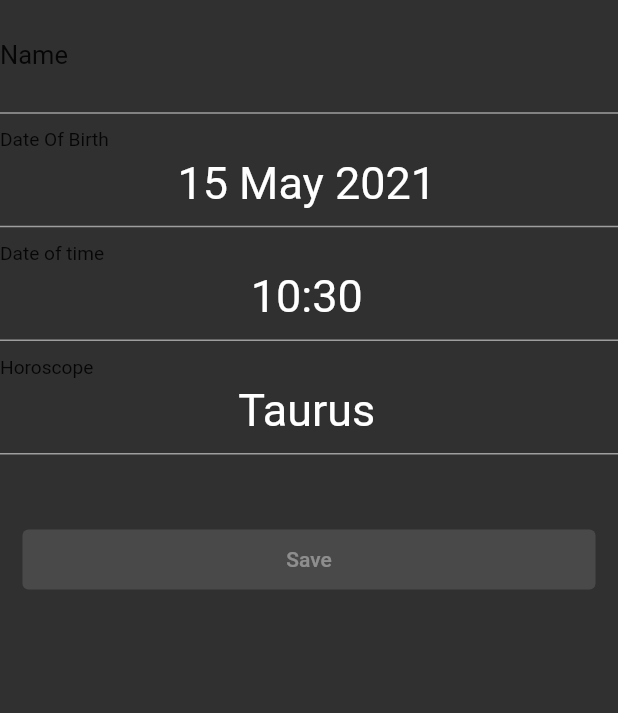
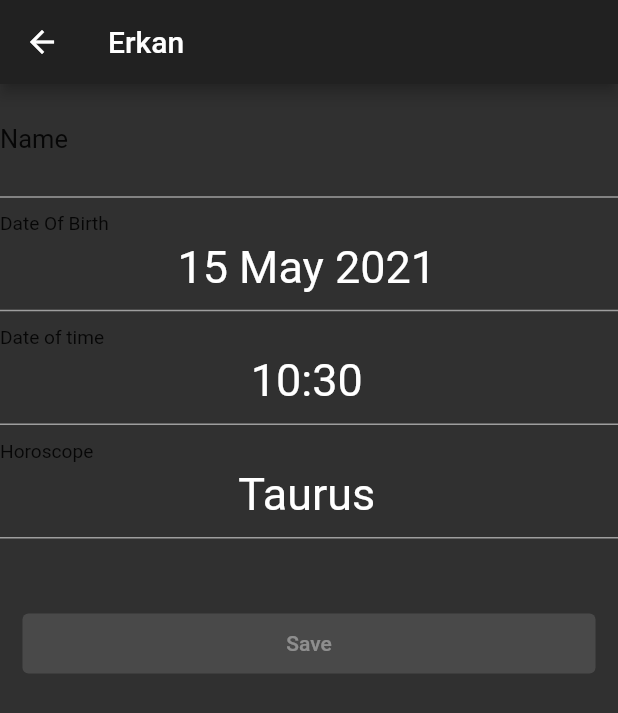
Before and after one commit to Mihrimah/jupi, a Flutter app: the ProfilePage screen opened directly, on a phone screen of 412 x 824 dp. Shown: the top 713 px of the screen. Run offline on Flutter 3.47's test engine with Material 2 defaults, Android fonts, the phone set to English and light mode, and no system bars; our stand-ins replace carousel_slider, flutter_datetime_picker, shared_preferences; missing offline and left inert: touchable; accounts and stored records are empty; Roboto replaces fonts that are missing (AvenirLight).

Commit message:
new pages

```diff
--- a/lib/pages/profile_page.dart
+++ b/lib/pages/profile_page.dart
@@ -61,7 +61,11 @@ class _ProfilePageState extends State<ProfilePage> {
 
   @override
   Widget build(BuildContext context) {
-    return ListView(
+    return Scaffold(
+      appBar: AppBar(
+        title: Text("Erkan"),
+      ),
+      body: ListView(
         children: [
           TextFormField(
             textAlign: TextAlign.center,
@@ -174,6 +178,7 @@ class _ProfilePageState extends State<ProfilePage> {
                 onPressed: !isEnabled ? null : onSave, child: Text("Save")),
           )
         ],
+      ),
     );
   }
 
```
Also changed, not shown: lib/pages/home_page.dart (+11 -1 lines). Lines whose indentation alone changed are shown as unchanged.
